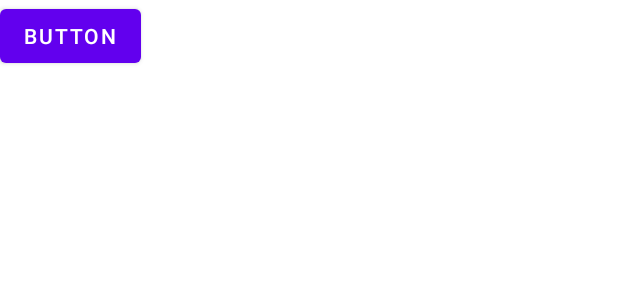
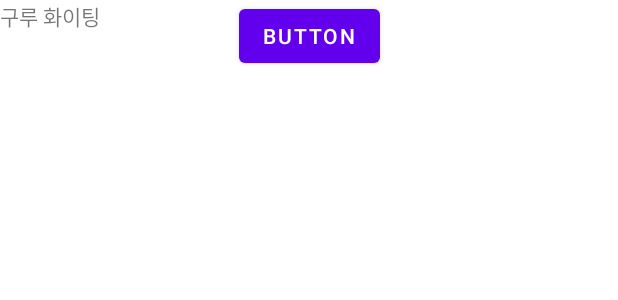
Before and after one commit to han-seo/MyApplication10, an Android app: the layout activity_main.xml on its own in the app's theme, with its tools: preview values and no code run, on a phone screen of 412 x 824 dp. Shown: the top 300 px of the screen. Run offline under Robolectric (Android 15) with nearby library versions, the phone set to English and light mode, and no system bars.

Commit message:
//구루 화이팅 text 추가

```diff
--- a/app/src/main/res/layout/activity_main.xml
+++ b/app/src/main/res/layout/activity_main.xml
@@ -11,7 +11,16 @@
         android:layout_width="wrap_content"
         android:layout_height="wrap_content"
         android:text="Button"
-        tools:layout_editor_absoluteX="159dp"
-        tools:layout_editor_absoluteY="637dp" />
+        app:layout_constraintEnd_toEndOf="parent"
+        app:layout_constraintStart_toStartOf="parent"
+        tools:layout_editor_absoluteY="309dp" />
+
+    <TextView
+        android:id="@+id/textView"
+        android:layout_width="wrap_content"
+        android:layout_height="wrap_content"
+        android:text="구루 화이팅"
+        tools:layout_editor_absoluteX="152dp"
+        tools:layout_editor_absoluteY="458dp" />
 
 </androidx.constraintlayout.widget.ConstraintLayout>
```
